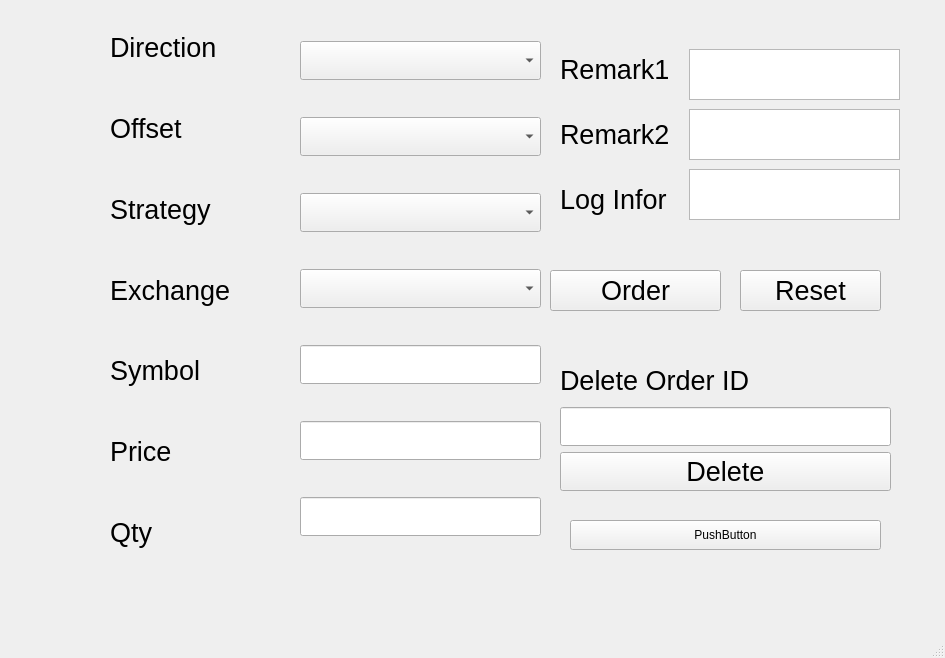
First picture: the form in ManualLog/ManualOrder/orderform.ui, repository handsomehu/CppWorkStream, before the edit.
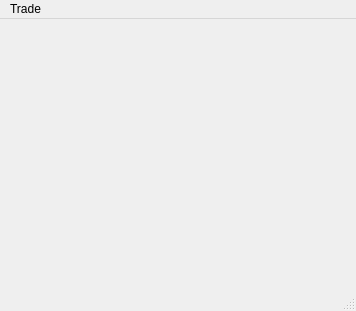
Second picture: the form after the edit.

```diff
--- a/ManualLog/ManualOrder/orderform.ui
+++ b/ManualLog/ManualOrder/orderform.ui
@@ -6,418 +6,31 @@
    <rect>
     <x>0</x>
     <y>0</y>
-    <width>945</width>
-    <height>658</height>
+    <width>356</width>
+    <height>311</height>
    </rect>
   </property>
   <property name="windowTitle">
    <string>OrderForm</string>
   </property>
-  <widget class="QWidget" name="centralwidget">
-   <widget class="QPushButton" name="pb_order">
-    <property name="geometry">
-     <rect>
-      <x>550</x>
-      <y>270</y>
-      <width>171</width>
-      <height>41</height>
-     </rect>
-    </property>
-    <property name="font">
-     <font>
-      <pointsize>20</pointsize>
-     </font>
-    </property>
-    <property name="text">
-     <string>Order</string>
-    </property>
-   </widget>
-   <widget class="QTextEdit" name="te_rmk1">
-    <property name="geometry">
-     <rect>
-      <x>689</x>
-      <y>49</y>
-      <width>211</width>
-      <height>51</height>
-     </rect>
-    </property>
-    <property name="font">
-     <font>
-      <pointsize>20</pointsize>
-     </font>
-    </property>
-   </widget>
-   <widget class="QPushButton" name="pb_reset">
-    <property name="geometry">
-     <rect>
-      <x>740</x>
-      <y>270</y>
-      <width>141</width>
-      <height>41</height>
-     </rect>
-    </property>
-    <property name="font">
-     <font>
-      <pointsize>20</pointsize>
-     </font>
-    </property>
-    <property name="text">
-     <string>Reset</string>
-    </property>
-   </widget>
-   <widget class="QWidget" name="layoutWidget">
-    <property name="geometry">
-     <rect>
-      <x>110</x>
-      <y>10</y>
-      <width>181</width>
-      <height>560</height>
-     </rect>
-    </property>
-    <property name="font">
-     <font>
-      <pointsize>20</pointsize>
-     </font>
-    </property>
-    <layout class="QHBoxLayout" name="horizontalLayout">
-     <item>
-      <layout class="QVBoxLayout" name="verticalLayout_2">
-       <item>
-        <widget class="QLabel" name="label_dir">
-         <property name="font">
-          <font>
-           <pointsize>20</pointsize>
-          </font>
-         </property>
-         <property name="text">
-          <string>Direction</string>
-         </property>
-        </widget>
-       </item>
-       <item>
-        <widget class="QLabel" name="label_offset">
-         <property name="font">
-          <font>
-           <pointsize>20</pointsize>
-          </font>
-         </property>
-         <property name="text">
-          <string>Offset</string>
-         </property>
-        </widget>
-       </item>
-       <item>
-        <widget class="QLabel" name="label_strg">
-         <property name="font">
-          <font>
-           <pointsize>20</pointsize>
-          </font>
-         </property>
-         <property name="text">
-          <string>Strategy</string>
-         </property>
-        </widget>
-       </item>
-       <item>
-        <widget class="QLabel" name="label_exch">
-         <property name="font">
-          <font>
-           <pointsize>20</pointsize>
-          </font>
-         </property>
-         <property name="text">
-          <string>Exchange</string>
-         </property>
-        </widget>
-       </item>
-       <item>
-        <widget class="QLabel" name="label_symbol">
-         <property name="font">
-          <font>
-           <pointsize>20</pointsize>
-          </font>
-         </property>
-         <property name="text">
-          <string>Symbol</string>
-         </property>
-        </widget>
-       </item>
-       <item>
-        <widget class="QLabel" name="label_price">
-         <property name="font">
-          <font>
-           <pointsize>20</pointsize>
-          </font>
-         </property>
-         <property name="text">
-          <string>Price</string>
-         </property>
-        </widget>
-       </item>
-       <item>
-        <widget class="QLabel" name="label_qty">
-         <property name="font">
-          <font>
-           <pointsize>20</pointsize>
-          </font>
-         </property>
-         <property name="text">
-          <string>Qty</string>
-         </property>
-        </widget>
-       </item>
-      </layout>
-     </item>
-    </layout>
-   </widget>
-   <widget class="QTextEdit" name="te_rmk2">
-    <property name="geometry">
-     <rect>
-      <x>689</x>
-      <y>109</y>
-      <width>211</width>
-      <height>51</height>
-     </rect>
-    </property>
-    <property name="font">
-     <font>
-      <pointsize>20</pointsize>
-     </font>
-    </property>
-   </widget>
-   <widget class="QTextEdit" name="te_log">
-    <property name="geometry">
-     <rect>
-      <x>689</x>
-      <y>169</y>
-      <width>211</width>
-      <height>51</height>
-     </rect>
-    </property>
-    <property name="font">
-     <font>
-      <pointsize>20</pointsize>
-     </font>
-    </property>
-   </widget>
-   <widget class="QWidget" name="layoutWidget">
-    <property name="geometry">
-     <rect>
-      <x>549</x>
-      <y>49</y>
-      <width>131</width>
-      <height>191</height>
-     </rect>
-    </property>
-    <property name="font">
-     <font>
-      <pointsize>20</pointsize>
-     </font>
-    </property>
-    <layout class="QVBoxLayout" name="verticalLayout_3"/>
-   </widget>
-   <widget class="QLabel" name="label_rmk2">
-    <property name="geometry">
-     <rect>
-      <x>560</x>
-      <y>105</y>
-      <width>112</width>
-      <height>59</height>
-     </rect>
-    </property>
-    <property name="font">
-     <font>
-      <pointsize>20</pointsize>
-     </font>
-    </property>
-    <property name="text">
-     <string>Remark2</string>
-    </property>
-   </widget>
-   <widget class="QLabel" name="label_log">
-    <property name="geometry">
-     <rect>
-      <x>560</x>
-      <y>170</y>
-      <width>112</width>
-      <height>59</height>
-     </rect>
-    </property>
-    <property name="font">
-     <font>
-      <pointsize>20</pointsize>
-     </font>
-    </property>
-    <property name="text">
-     <string>Log Infor</string>
-    </property>
-   </widget>
-   <widget class="QLabel" name="label_rmk1">
-    <property name="geometry">
-     <rect>
-      <x>560</x>
-      <y>40</y>
-      <width>112</width>
-      <height>59</height>
-     </rect>
-    </property>
-    <property name="font">
-     <font>
-      <pointsize>20</pointsize>
-     </font>
-    </property>
-    <property name="text">
-     <string>Remark1</string>
-    </property>
-   </widget>
-   <widget class="QWidget" name="layoutWidget">
-    <property name="geometry">
-     <rect>
-      <x>300</x>
-      <y>10</y>
-      <width>241</width>
-      <height>558</height>
-     </rect>
-    </property>
-    <property name="font">
-     <font>
-      <pointsize>20</pointsize>
-     </font>
-    </property>
-    <layout class="QVBoxLayout" name="verticalLayout">
-     <item>
-      <widget class="QComboBox" name="cb_Dir">
-       <property name="font">
-        <font>
-         <pointsize>20</pointsize>
-        </font>
-       </property>
-      </widget>
-     </item>
-     <item>
-      <widget class="QComboBox" name="cb_offset">
-       <property name="font">
-        <font>
-         <pointsize>20</pointsize>
-        </font>
-       </property>
-      </widget>
-     </item>
-     <item>
-      <widget class="QComboBox" name="cb_strg">
-       <property name="font">
-        <font>
-         <pointsize>20</pointsize>
-        </font>
-       </property>
-      </widget>
-     </item>
-     <item>
-      <widget class="QComboBox" name="cb_exch">
-       <property name="font">
-        <font>
-         <pointsize>20</pointsize>
-        </font>
-       </property>
-      </widget>
-     </item>
-     <item>
-      <widget class="QLineEdit" name="le_symbol">
-       <property name="font">
-        <font>
-         <pointsize>20</pointsize>
-        </font>
-       </property>
-      </widget>
-     </item>
-     <item>
-      <widget class="QLineEdit" name="le_price">
-       <property name="font">
-        <font>
-         <pointsize>20</pointsize>
-        </font>
-       </property>
-      </widget>
-     </item>
-     <item>
-      <widget class="QLineEdit" name="le_qty">
-       <property name="font">
-        <font>
-         <pointsize>20</pointsize>
-        </font>
-       </property>
-      </widget>
-     </item>
-    </layout>
-   </widget>
-   <widget class="QWidget" name="gridLayoutWidget">
-    <property name="geometry">
-     <rect>
-      <x>560</x>
-      <y>360</y>
-      <width>331</width>
-      <height>131</height>
-     </rect>
-    </property>
-    <layout class="QGridLayout" name="gridLayout">
-     <item row="2" column="0">
-      <widget class="QLineEdit" name="le_del">
-       <property name="font">
-        <font>
-         <pointsize>20</pointsize>
-        </font>
-       </property>
-      </widget>
-     </item>
-     <item row="1" column="0">
-      <widget class="QLabel" name="label_del">
-       <property name="font">
-        <font>
-         <pointsize>20</pointsize>
-        </font>
-       </property>
-       <property name="text">
-        <string>Delete Order ID</string>
-       </property>
-      </widget>
-     </item>
-     <item row="3" column="0">
-      <widget class="QPushButton" name="pb_del">
-       <property name="font">
-        <font>
-         <pointsize>20</pointsize>
-        </font>
-       </property>
-       <property name="text">
-        <string>Delete</string>
-       </property>
-      </widget>
-     </item>
-    </layout>
-   </widget>
-   <widget class="QPushButton" name="pushButton">
-    <property name="geometry">
-     <rect>
-      <x>570</x>
-      <y>520</y>
-      <width>311</width>
-      <height>30</height>
-     </rect>
-    </property>
-    <property name="text">
-     <string>PushButton</string>
-    </property>
-   </widget>
-  </widget>
+  <widget class="QWidget" name="centralwidget"/>
   <widget class="QMenuBar" name="menubar">
    <property name="geometry">
     <rect>
      <x>0</x>
      <y>0</y>
-     <width>945</width>
+     <width>356</width>
      <height>27</height>
     </rect>
    </property>
+   <widget class="QMenu" name="menuTrade">
+    <property name="title">
+     <string>Trade</string>
+    </property>
+    <addaction name="actionCreate"/>
+    <addaction name="actionRemove"/>
+   </widget>
+   <addaction name="menuTrade"/>
   </widget>
   <widget class="QStatusBar" name="statusbar"/>
  </widget>
```
Left out of the diff: 10 changed lines with no effect on the pictures.
